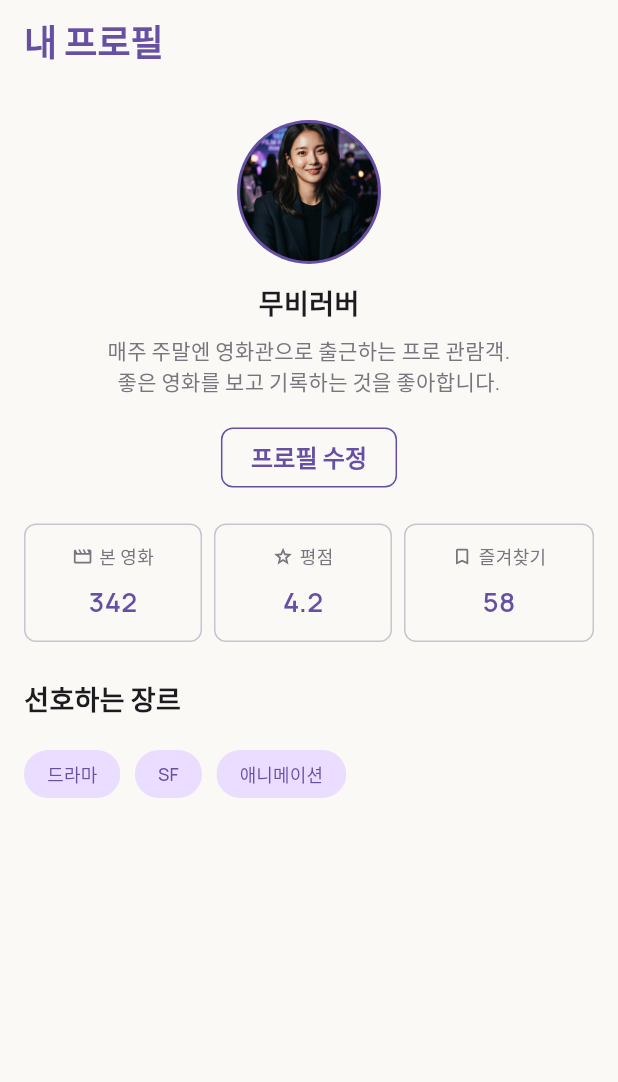
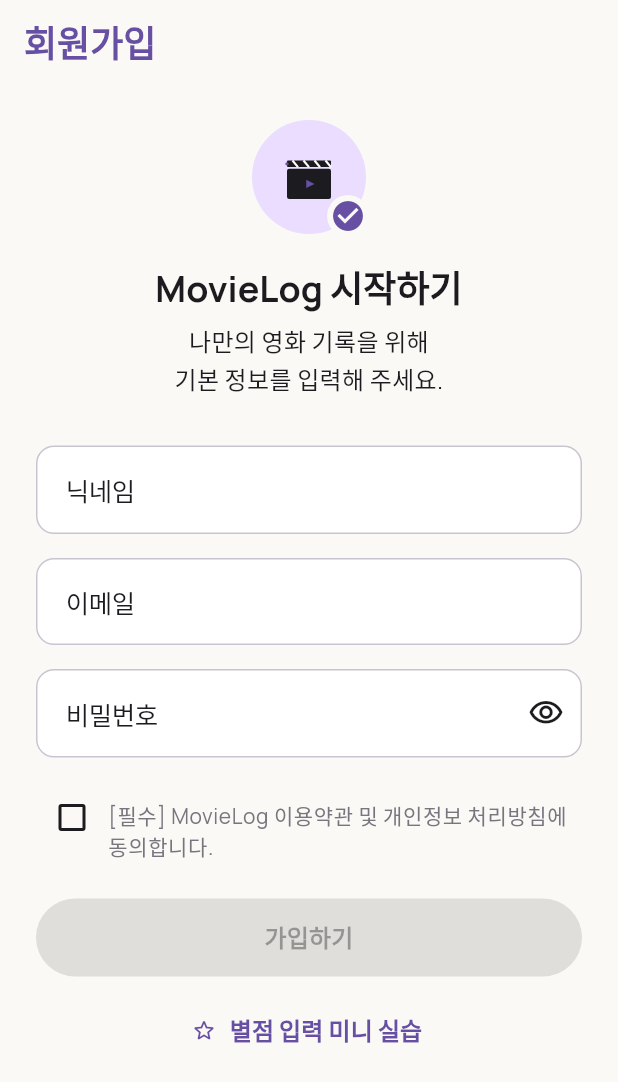
Before and after one commit to yeonie0309/movielog, a Flutter app: the screen it shows after launch, on a phone screen of 412 x 824 dp. Shown: the top 1082 px of the screen. Run offline on Flutter 3.47's test engine with Material 3 defaults, Android fonts, the phone set to English and light mode, and no system bars; our stand-ins replace flutter_rating_bar, flutter_svg.

Commit message:
feat: 2주차 레이아웃과 사용자 입력 구현

```diff
--- a/lib/movie_log_app.dart
+++ b/lib/movie_log_app.dart
@@ -1,6 +1,6 @@
 import 'package:flutter/material.dart';
 
-import 'screens/profile_screen.dart';
+import 'screens/sign_up_screen.dart';
 import 'theme/app_theme.dart';
 
 class MovieLogApp extends StatelessWidget {
@@ -12,7 +12,7 @@
       title: 'MovieLog',
       debugShowCheckedModeBanner: false,
       theme: AppTheme.light,
-      home: const ProfileScreen(),
+      home: const SignUpScreen(),
     );
   }
 }
--- /dev/null
+++ b/lib/screens/sign_up_screen.dart
@@ -0,0 +1,245 @@
+import 'package:flutter/material.dart';
+
+import '../theme/app_colors.dart';
+import '../widgets/common_app_bar.dart';
+import '../widgets/sign_up/sign_up_header.dart';
+import '../widgets/sign_up/sign_up_text_field.dart';
+import 'rating_input_screen.dart';
+
+class SignUpScreen extends StatefulWidget {
+  const SignUpScreen({super.key});
+
+  @override
+  State<SignUpScreen> createState() => _SignUpScreenState();
+}
+
+class _SignUpScreenState extends State<SignUpScreen> {
+  final _formKey = GlobalKey<FormState>();
+
+  final _nicknameController = TextEditingController();
+  final _emailController = TextEditingController();
+  final _passwordController = TextEditingController();
+
+  final _nicknameFocusNode = FocusNode();
+  final _emailFocusNode = FocusNode();
+  final _passwordFocusNode = FocusNode();
+
+  bool _agreedToTerms = false;
+  bool _obscurePassword = true;
+  bool _submittedSuccessfully = false;
+
+  bool get _canSubmit =>
+      _nicknameController.text.trim().length >= 2 &&
+      _isValidEmail(_emailController.text.trim()) &&
+      _passwordController.text.length >= 8 &&
+      _agreedToTerms;
+
+  static bool _isValidEmail(String email) {
+    return RegExp(r'^[^\s@]+@[^\s@]+\.[^\s@]+$').hasMatch(email);
+  }
+
+  void _refreshFormState(String _) {
+    setState(() {
+      _submittedSuccessfully = false;
+    });
+  }
+
+  void _submit() {
+    final isValid = _formKey.currentState?.validate() ?? false;
+    if (!isValid || !_agreedToTerms) return;
+
+    FocusScope.of(context).unfocus();
+    setState(() => _submittedSuccessfully = true);
+    ScaffoldMessenger.of(context).showSnackBar(
+      const SnackBar(content: Text('입력값을 확인했습니다. API는 연결하지 않았어요.')),
+    );
+  }
+
+  void _openRatingPractice() {
+    Navigator.of(
+      context,
+    ).push(MaterialPageRoute<void>(builder: (_) => const RatingInputScreen()));
+  }
+
+  String? _validateNickname(String? value) {
+    final nickname = value?.trim() ?? '';
+    if (nickname.isEmpty) return '닉네임을 입력해 주세요.';
+    if (nickname.length < 2) return '닉네임은 두 글자 이상 입력해 주세요.';
+    return null;
+  }
+
+  String? _validateEmail(String? value) {
+    final email = value?.trim() ?? '';
+    if (email.isEmpty) return '이메일을 입력해 주세요.';
+    if (!_isValidEmail(email)) return '올바른 이메일 형식을 입력해 주세요.';
+    return null;
+  }
+
+  String? _validatePassword(String? value) {
+    final password = value ?? '';
+    if (password.isEmpty) return '비밀번호를 입력해 주세요.';
+    if (password.length < 8) return '비밀번호는 8자 이상 입력해 주세요.';
+    return null;
+  }
+
+  @override
+  void dispose() {
+    _nicknameController.dispose();
+    _emailController.dispose();
+    _passwordController.dispose();
+    _nicknameFocusNode.dispose();
+    _emailFocusNode.dispose();
+    _passwordFocusNode.dispose();
+    super.dispose();
+  }
+
+  @override
+  Widget build(BuildContext context) {
+    return Scaffold(
+      appBar: const CommonAppBar(title: '회원가입'),
+      body: SafeArea(
+        top: false,
+        child: LayoutBuilder(
+          builder: (context, constraints) {
+            final isWide = constraints.maxWidth >= 700;
+            final maxFormWidth = isWide ? 560.0 : double.infinity;
+
+            return SingleChildScrollView(
+              keyboardDismissBehavior: ScrollViewKeyboardDismissBehavior.onDrag,
+              padding: EdgeInsets.fromLTRB(
+                isWide ? 48 : 24,
+                24,
+                isWide ? 48 : 24,
+                40,
+              ),
+              child: Center(
+                child: ConstrainedBox(
+                  constraints: BoxConstraints(maxWidth: maxFormWidth),
+                  child: Form(
+                    key: _formKey,
+                    autovalidateMode: AutovalidateMode.onUserInteraction,
+                    child: Column(
+                      crossAxisAlignment: CrossAxisAlignment.stretch,
+                      children: [
+                        const SignUpHeader(),
+                        const SizedBox(height: 32),
+                        SignUpTextField(
+                          fieldKey: const Key('nickname-field'),
+                          controller: _nicknameController,
+                          focusNode: _nicknameFocusNode,
+                          label: '닉네임',
+                          hint: '두 글자 이상 입력해 주세요',
+                          validator: _validateNickname,
+                          onChanged: _refreshFormState,
+                          onFieldSubmitted: (_) =>
+                              _emailFocusNode.requestFocus(),
+                        ),
+                        const SizedBox(height: 16),
+                        SignUpTextField(
+                          fieldKey: const Key('email-field'),
+                          controller: _emailController,
+                          focusNode: _emailFocusNode,
+                          label: '이메일',
+                          hint: 'movielog@example.com',
+                          keyboardType: TextInputType.emailAddress,
+                          validator: _validateEmail,
+                          onChanged: _refreshFormState,
+                          onFieldSubmitted: (_) =>
+                              _passwordFocusNode.requestFocus(),
+                        ),
+                        const SizedBox(height: 16),
+                        SignUpTextField(
+                          fieldKey: const Key('password-field'),
+                          controller: _passwordController,
+                          focusNode: _passwordFocusNode,
+                          label: '비밀번호',
+                          hint: '8자 이상 입력해 주세요',
+                          textInputAction: TextInputAction.done,
+                          obscureText: _obscurePassword,
+                          validator: _validatePassword,
+                          onChanged: _refreshFormState,
+                          onFieldSubmitted: (_) {
+                            if (_canSubmit) _submit();
+                          },
+                          suffixIcon: IconButton(
+                            tooltip: _obscurePassword ? '비밀번호 표시' : '비밀번호 숨기기',
+                            onPressed: () {
+                              setState(
+                                () => _obscurePassword = !_obscurePassword,
+                              );
+                            },
+                            icon: Icon(
+                              _obscurePassword
+                                  ? Icons.visibility_outlined
+                                  : Icons.visibility_off_outlined,
+                            ),
+                          ),
+                        ),
+                        const SizedBox(height: 16),
+                        Row(
+                          crossAxisAlignment: CrossAxisAlignment.start,
+                          children: [
+                            Checkbox(
+                              key: const Key('terms-checkbox'),
+                              value: _agreedToTerms,
+                              onChanged: (value) {
+                                setState(() {
+                                  _agreedToTerms = value ?? false;
+                                  _submittedSuccessfully = false;
+                                });
+                              },
+                            ),
+                            Expanded(
+                              child: Padding(
+                                padding: const EdgeInsets.only(top: 12),
+                                child: Text(
+                                  '[필수] MovieLog 이용약관 및 개인정보 처리방침에 동의합니다.',
+                                  style: Theme.of(context).textTheme.bodySmall,
+                                ),
+                              ),
+                            ),
+                          ],
+                        ),
+                        const SizedBox(height: 24),
+                        SizedBox(
+                          height: 52,
+                          child: FilledButton(
+                            key: const Key('sign-up-button'),
+                            onPressed: _canSubmit ? _submit : null,
+                            child: const Text('가입하기'),
+                          ),
+                        ),
+                        if (_submittedSuccessfully) ...[
+                          const SizedBox(height: 12),
+                          const Row(
+                            mainAxisAlignment: MainAxisAlignment.center,
+                            children: [
+                              Icon(
+                                Icons.check_circle_outline,
+                                color: AppColors.success,
+                                size: 20,
+                              ),
+                              SizedBox(width: 8),
+                              Flexible(child: Text('모든 입력값이 유효합니다.')),
+                            ],
+                          ),
+                        ],
+                        const SizedBox(height: 12),
+                        TextButton.icon(
+                          key: const Key('open-rating-practice-button'),
+                          onPressed: _openRatingPractice,
+                          icon: const Icon(Icons.star_outline_rounded),
+                          label: const Text('별점 입력 미니 실습'),
+                        ),
+                      ],
+                    ),
+                  ),
+                ),
+              ),
+            );
+          },
+        ),
+      ),
+    );
+  }
+}
--- a/lib/theme/app_colors.dart
+++ b/lib/theme/app_colors.dart
@@ -10,4 +10,6 @@
   static const black = Color(0xFF1C1B1F);
   static const gray = Color(0xFF79747E);
   static const outline = Color(0xFFCAC4D0);
+  static const error = Color(0xFFBA1A1A);
+  static const success = Color(0xFF2E7D32);
 }
--- a/lib/theme/app_theme.dart
+++ b/lib/theme/app_theme.dart
@@ -17,6 +17,7 @@
       surface: AppColors.warmWhite,
       onSurface: AppColors.black,
       outline: AppColors.outline,
+      error: AppColors.error,
     ),
     textTheme: const TextTheme(
       titleLarge: AppTextStyles.titleLarge,
@@ -43,5 +44,30 @@
         systemNavigationBarIconBrightness: Brightness.dark,
       ),
     ),
+    inputDecorationTheme: InputDecorationTheme(
+      filled: true,
+      fillColor: AppColors.white,
+      contentPadding: const EdgeInsets.symmetric(horizontal: 16, vertical: 16),
+      border: OutlineInputBorder(
+        borderRadius: BorderRadius.circular(12),
+        borderSide: const BorderSide(color: AppColors.outline),
+      ),
+      enabledBorder: OutlineInputBorder(
+        borderRadius: BorderRadius.circular(12),
+        borderSide: const BorderSide(color: AppColors.outline),
+      ),
+      focusedBorder: OutlineInputBorder(
+        borderRadius: BorderRadius.circular(12),
+        borderSide: const BorderSide(color: AppColors.violet, width: 2),
+      ),
+      errorBorder: OutlineInputBorder(
+        borderRadius: BorderRadius.circular(12),
+        borderSide: const BorderSide(color: AppColors.error),
+      ),
+      focusedErrorBorder: OutlineInputBorder(
+        borderRadius: BorderRadius.circular(12),
+        borderSide: const BorderSide(color: AppColors.error, width: 2),
+      ),
+    ),
   );
 }
--- /dev/null
+++ b/lib/widgets/sign_up/sign_up_header.dart
@@ -0,0 +1,60 @@
+import 'package:flutter/material.dart';
+import 'package:flutter_svg/flutter_svg.dart';
+
+import '../../theme/app_colors.dart';
+
+class SignUpHeader extends StatelessWidget {
+  const SignUpHeader({super.key});
+
+  @override
+  Widget build(BuildContext context) {
+    return Column(
+      children: [
+        Stack(
+          clipBehavior: Clip.none,
+          children: [
+            Container(
+              width: 76,
+              height: 76,
+              padding: const EdgeInsets.all(16),
+              decoration: const BoxDecoration(
+                color: AppColors.violetContainer,
+                shape: BoxShape.circle,
+              ),
+              child: SvgPicture.asset(
+                'assets/logos/movielog_logo.svg',
+                semanticsLabel: 'MovieLog 로고',
+              ),
+            ),
+            const Positioned(
+              right: -2,
+              bottom: -2,
+              child: DecoratedBox(
+                decoration: BoxDecoration(
+                  color: AppColors.warmWhite,
+                  shape: BoxShape.circle,
+                ),
+                child: Padding(
+                  padding: EdgeInsets.all(2),
+                  child: Icon(
+                    Icons.check_circle,
+                    color: AppColors.violet,
+                    size: 24,
+                  ),
+                ),
+              ),
+            ),
+          ],
+        ),
+        const SizedBox(height: 20),
+        Text('MovieLog 시작하기', style: Theme.of(context).textTheme.titleLarge),
+        const SizedBox(height: 8),
+        Text(
+          '나만의 영화 기록을 위해\n기본 정보를 입력해 주세요.',
+          style: Theme.of(context).textTheme.bodyMedium,
+          textAlign: TextAlign.center,
+        ),
+      ],
+    );
+  }
+}
--- /dev/null
+++ b/lib/widgets/sign_up/sign_up_text_field.dart
@@ -0,0 +1,52 @@
+import 'package:flutter/material.dart';
+
+class SignUpTextField extends StatelessWidget {
+  const SignUpTextField({
+    super.key,
+    required this.fieldKey,
+    required this.controller,
+    required this.focusNode,
+    required this.label,
+    required this.hint,
+    required this.validator,
+    required this.onChanged,
+    this.keyboardType,
+    this.textInputAction = TextInputAction.next,
+    this.obscureText = false,
+    this.suffixIcon,
+    this.onFieldSubmitted,
+  });
+
+  final Key fieldKey;
+  final TextEditingController controller;
+  final FocusNode focusNode;
+  final String label;
+  final String hint;
+  final String? Function(String?) validator;
+  final ValueChanged<String> onChanged;
+  final TextInputType? keyboardType;
+  final TextInputAction textInputAction;
+  final bool obscureText;
+  final Widget? suffixIcon;
+  final ValueChanged<String>? onFieldSubmitted;
+
+  @override
+  Widget build(BuildContext context) {
+    return TextFormField(
+      key: fieldKey,
+      controller: controller,
+      focusNode: focusNode,
+      keyboardType: keyboardType,
+      textInputAction: textInputAction,
+      obscureText: obscureText,
+      validator: validator,
+      onChanged: onChanged,
+      onFieldSubmitted: onFieldSubmitted,
+      decoration: InputDecoration(
+        labelText: label,
+        hintText: hint,
+        suffixIcon: suffixIcon,
+      ),
+    );
+  }
+}
--- a/pubspec.yaml
+++ b/pubspec.yaml
@@ -35,6 +35,7 @@
   # The following adds the Cupertino Icons font to your application.
   # Use with the CupertinoIcons class for iOS style icons.
   cupertino_icons: ^1.0.8
+  flutter_rating_bar: ^4.0.1
 
 dev_dependencies:
   flutter_test:
```
Also changed, not shown: lib/screens/rating_input_screen.dart (added, +90 -0 lines), pubspec.lock, 2 other files.
